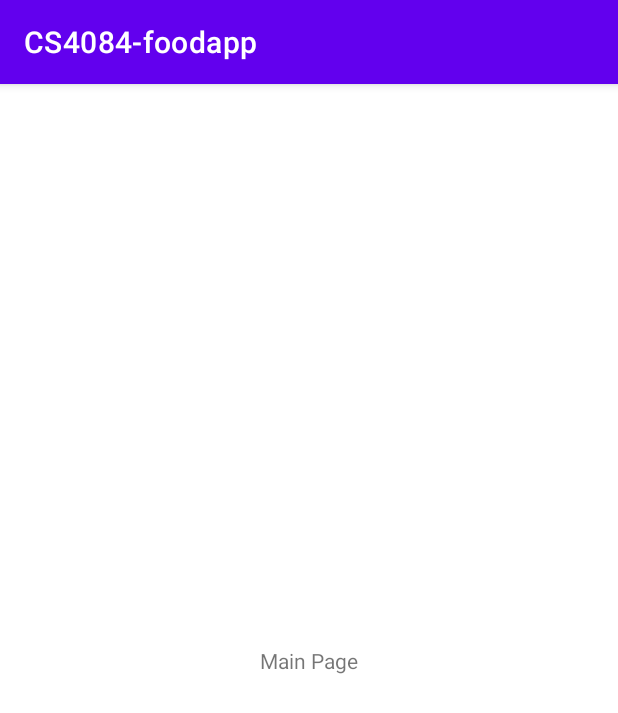
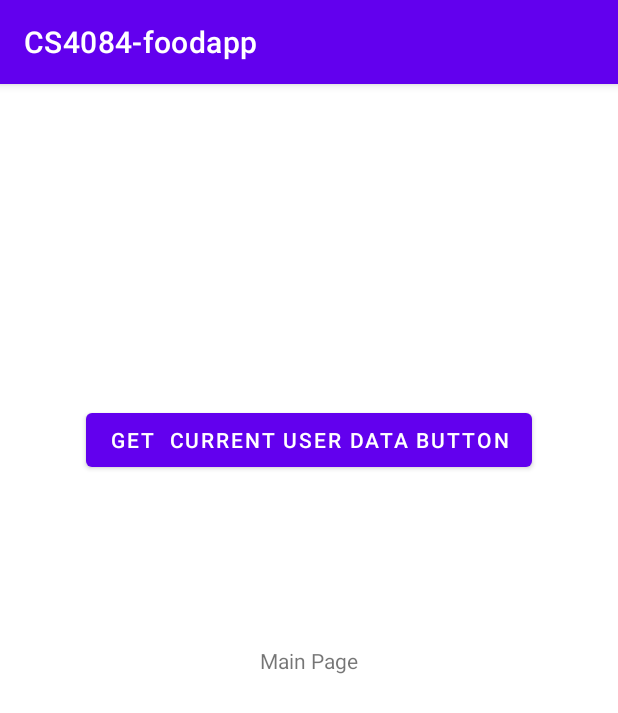
Before and after one commit to ericu07/CS4084-foodapp, an Android app: the MainActivity screen opened directly, with no data from a screen before it, on a phone screen of 412 x 824 dp. Shown: the top 713 px of the screen. Run offline under Robolectric (Android 15) with nearby library versions, the phone set to English and light mode, and no system bars.

Commit message:
Get Current Customer from database added

```diff
--- a/app/src/main/res/layout/activity_main.xml
+++ b/app/src/main/res/layout/activity_main.xml
@@ -7,6 +7,7 @@
     tools:context=".MainActivity">
 
     <TextView
+        android:id="@+id/textView3"
         android:layout_width="wrap_content"
         android:layout_height="wrap_content"
         android:text="Main Page"
@@ -15,4 +16,15 @@
         app:layout_constraintRight_toRightOf="parent"
         app:layout_constraintTop_toTopOf="parent" />
 
+    <Button
+        android:id="@+id/getData"
+        android:layout_width="wrap_content"
+        android:layout_height="wrap_content"
+        android:layout_marginTop="213dp"
+        android:onClick="onClickGetData"
+        android:text="Get  Current User Data Button"
+        app:layout_constraintEnd_toEndOf="parent"
+        app:layout_constraintStart_toStartOf="parent"
+        app:layout_constraintTop_toTopOf="parent" />
+
 </androidx.constraintlayout.widget.ConstraintLayout>
```
Also changed, not shown: app/src/main/java/ie/ul/foodapp/MainActivity.java (+8 -1 lines), app/src/main/java/ie/ul/foodapp/firebase/FirebaseLink.java (+37 -0 lines).
